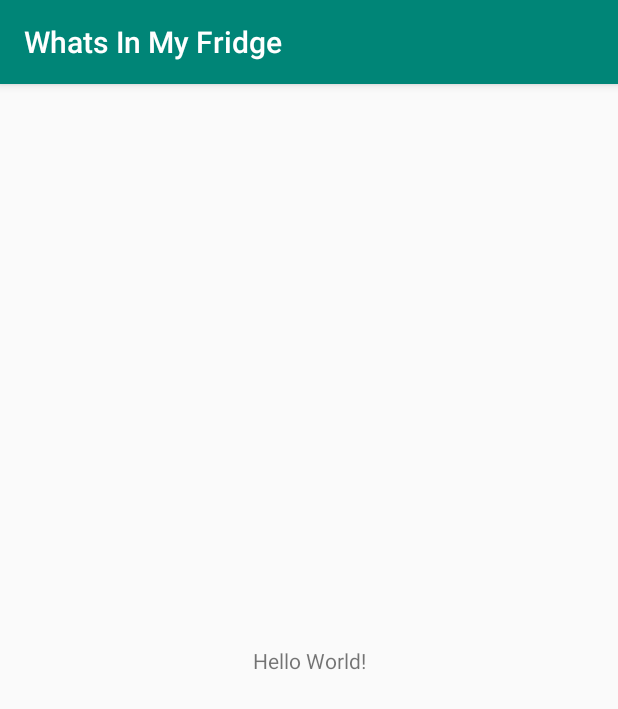
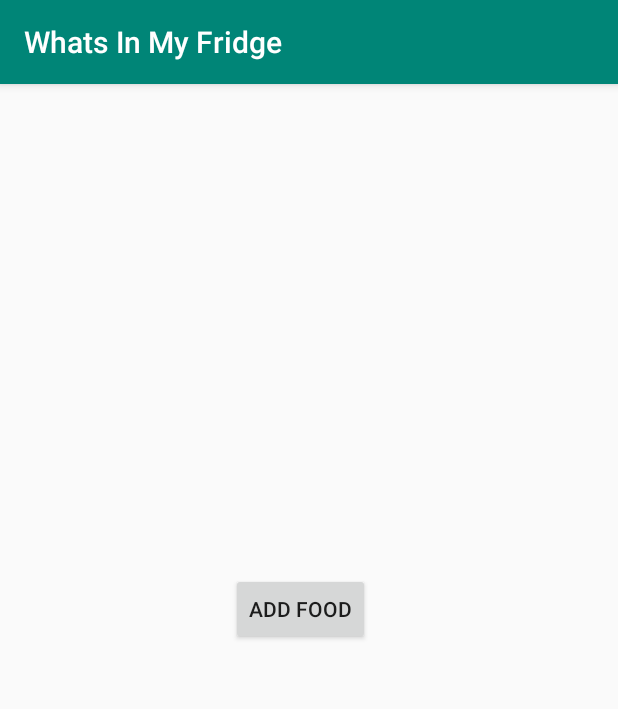
Before and after one commit to simrit-nijjar/food-inventory-app, an Android app: the screen it shows after launch (MainActivity), on a phone screen of 412 x 824 dp. Shown: the top 709 px of the screen. Run offline under Robolectric (Android 15) with nearby library versions, the phone set to English and light mode, and no system bars.

Commit message:
Added the Add Foods page. Select Date dialog not visible.

```diff
--- a/app/build.gradle
+++ b/app/build.gradle
@@ -23,6 +23,7 @@ dependencies {
     implementation fileTree(dir: 'libs', include: ['*.jar'])
     implementation 'androidx.appcompat:appcompat:1.0.2'
     implementation 'androidx.constraintlayout:constraintlayout:1.1.3'
+    implementation 'com.google.android.material:material:1.0.0'
     testImplementation 'junit:junit:4.12'
     androidTestImplementation 'androidx.test.ext:junit:1.1.0'
     androidTestImplementation 'androidx.test.espresso:espresso-core:3.1.1'
--- a/app/src/main/AndroidManifest.xml
+++ b/app/src/main/AndroidManifest.xml
@@ -9,6 +9,10 @@
         android:roundIcon="@mipmap/ic_launcher_round"
         android:supportsRtl="true"
         android:theme="@style/AppTheme">
+        <activity
+            android:name=".AddFoodPage"
+            android:label="@string/title_activity_add_food_page"
+            android:theme="@style/AppTheme.NoActionBar"></activity>
         <activity android:name=".MainActivity">
             <intent-filter>
                 <action android:name="android.intent.action.MAIN" />
--- a/app/src/main/java/com/griffins/whatsinmyfridge/MainActivity.java
+++ b/app/src/main/java/com/griffins/whatsinmyfridge/MainActivity.java
@@ -2,13 +2,36 @@ package com.griffins.whatsinmyfridge;
 
 import androidx.appcompat.app.AppCompatActivity;
 
+import android.content.Intent;
 import android.os.Bundle;
+import android.view.View;
+import android.widget.Button;
 
 public class MainActivity extends AppCompatActivity {
+
+    private Button AddFood;
 
     @Override
     protected void onCreate(Bundle savedInstanceState) {
         super.onCreate(savedInstanceState);
         setContentView(R.layout.activity_main);
+
+        AddFood = findViewById(R.id.addFood);
+
+        AddFood.setOnClickListener(new View.OnClickListener() {
+            @Override
+            public void onClick(View v) {
+
+                moveToAddFoodPage();
+
+            }
+        });
+
+    }
+
+    private void moveToAddFoodPage(){
+
+        Intent intent = new Intent(MainActivity.this, AddFoodPage.class);
+        startActivity(intent);
     }
 }
--- a/app/src/main/res/layout/activity_main.xml
+++ b/app/src/main/res/layout/activity_main.xml
@@ -6,13 +6,14 @@
     android:layout_height="match_parent"
     tools:context=".MainActivity">
 
-    <TextView
+    <Button
+        android:id="@+id/addFood"
         android:layout_width="wrap_content"
         android:layout_height="wrap_content"
-        android:text="Hello World!"
-        app:layout_constraintBottom_toBottomOf="parent"
-        app:layout_constraintLeft_toLeftOf="parent"
-        app:layout_constraintRight_toRightOf="parent"
+        android:layout_marginStart="154dp"
+        android:layout_marginLeft="154dp"
+        android:layout_marginTop="326dp"
+        android:text="Add Food"
+        app:layout_constraintStart_toStartOf="parent"
         app:layout_constraintTop_toTopOf="parent" />
-
 </androidx.constraintlayout.widget.ConstraintLayout>
--- /dev/null
+++ b/app/src/main/res/values/dimens.xml
@@ -0,0 +1,3 @@
+<resources>
+    <dimen name="fab_margin">16dp</dimen>
+</resources>
--- a/app/src/main/res/values/strings.xml
+++ b/app/src/main/res/values/strings.xml
@@ -1,3 +1,4 @@
 <resources>
     <string name="app_name">Whats In My Fridge</string>
+    <string name="title_activity_add_food_page">AddFoodPage</string>
 </resources>
--- a/app/src/main/res/values/styles.xml
+++ b/app/src/main/res/values/styles.xml
@@ -8,4 +8,13 @@
         <item name="colorAccent">@color/colorAccent</item>
     </style>
 
+    <style name="AppTheme.NoActionBar">
+        <item name="windowActionBar">false</item>
+        <item name="windowNoTitle">true</item>
+    </style>
+
+    <style name="AppTheme.AppBarOverlay" parent="ThemeOverlay.AppCompat.Dark.ActionBar" />
+
+    <style name="AppTheme.PopupOverlay" parent="ThemeOverlay.AppCompat.Light" />
+
 </resources>
```
Also changed, not shown: app/src/main/java/com/griffins/whatsinmyfridge/AddFoodPage.java (added, +94 -0 lines), app/src/main/res/layout/activity_add_food_page.xml (added, +33 -0 lines), app/src/main/res/layout/content_add_food_page.xml (added, +62 -0 lines).
